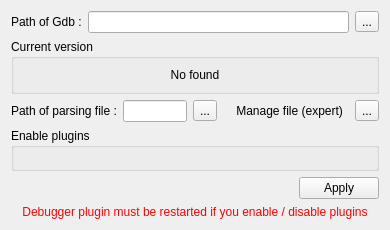
This is v2/branches/dev/plugins/debugger/GNUDebugger2/src/ui/UIGNUDebuggerSetting.ui in testmana2/mks as Qt 5 draws it before an edit. The edited form follows.
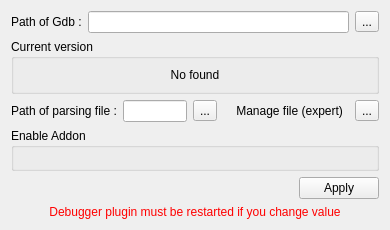
This is the edited form.

The edit to the form file:
```diff
--- a/v2/branches/dev/plugins/debugger/GNUDebugger2/src/ui/UIGNUDebuggerSetting.ui
+++ b/v2/branches/dev/plugins/debugger/GNUDebugger2/src/ui/UIGNUDebuggerSetting.ui
@@ -81,7 +81,7 @@
       </sizepolicy>
      </property>
      <property name="title" >
-      <string>Enable plugins</string>
+      <string>Enable Addon</string>
      </property>
     </widget>
    </item>
@@ -132,7 +132,7 @@
       </palette>
      </property>
      <property name="text" >
-      <string>Debugger plugin must be restarted if you enable / disable plugins</string>
+      <string>Debugger plugin must be restarted if you change value</string>
      </property>
      <property name="alignment" >
       <set>Qt::AlignCenter</set>
```
